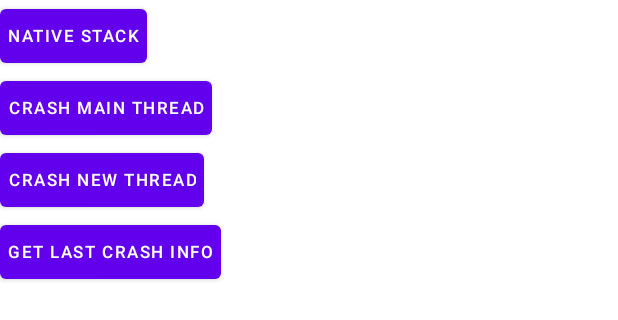
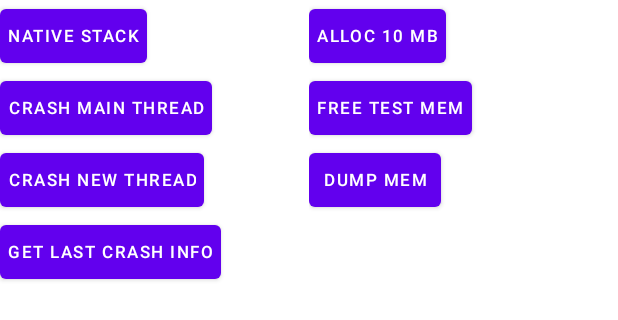
Before and after one commit to Tans5/Stacktrace, an Android app: the layout activity_main.xml on its own in the app's theme, with its tools: preview values and no code run, on a phone screen of 412 x 824 dp. Shown: the top 320 px of the screen. Run offline under Robolectric (Android 15) with nearby library versions, the phone set to English and light mode, and no system bars.

Commit message:
Add test memory alloc.

```diff
--- a/app/src/main/res/layout/activity_main.xml
+++ b/app/src/main/res/layout/activity_main.xml
@@ -5,12 +5,12 @@
     android:layout_height="match_parent">
 
     <LinearLayout
-        android:id="@+id/action_layout"
+        android:id="@+id/action1_layout"
         android:layout_width="0dp"
         android:layout_height="wrap_content"
         android:orientation="vertical"
         app:layout_constraintStart_toStartOf="parent"
-        app:layout_constraintEnd_toEndOf="parent"
+        app:layout_constraintEnd_toStartOf="@id/action2_layout"
         app:layout_constraintTop_toTopOf="parent">
 
         <Button
@@ -46,12 +46,46 @@
             android:padding="5dp" />
     </LinearLayout>
 
+    <LinearLayout
+        android:id="@+id/action2_layout"
+        android:layout_width="0dp"
+        android:layout_height="wrap_content"
+        android:orientation="vertical"
+        app:layout_constraintTop_toTopOf="parent"
+        app:layout_constraintEnd_toEndOf="parent"
+        app:layout_constraintStart_toEndOf="@id/action1_layout">
+
+        <Button
+            android:id="@+id/alloc_10mb_bt"
+            android:layout_width="wrap_content"
+            android:layout_height="wrap_content"
+            android:text="Alloc 10 Mb"
+            android:textSize="11sp"
+            android:padding="5dp" />
+
+        <Button
+            android:id="@+id/free_test_mem_bt"
+            android:layout_width="wrap_content"
+            android:layout_height="wrap_content"
+            android:text="Free Test Mem"
+            android:textSize="11sp"
+            android:padding="5dp" />
+
+        <Button
+            android:id="@+id/dump_mem_bt"
+            android:layout_width="wrap_content"
+            android:layout_height="wrap_content"
+            android:text="Dump Mem"
+            android:textSize="11sp"
+            android:padding="5dp" />
+    </LinearLayout>
+
     <androidx.core.widget.NestedScrollView
         android:layout_width="0dp"
         android:layout_height="0dp"
         app:layout_constraintStart_toStartOf="parent"
         app:layout_constraintEnd_toEndOf="parent"
-        app:layout_constraintTop_toBottomOf="@id/action_layout"
+        app:layout_constraintTop_toBottomOf="@id/action1_layout"
         app:layout_constraintBottom_toBottomOf="parent">
 
         <TextView
```
Also changed, not shown: app/src/main/cpp/CMakeLists.txt (+7 -22 lines), app/src/main/java/com/tans/stacktrace/MainActivity.kt (+19 -0 lines), 1 other file.
